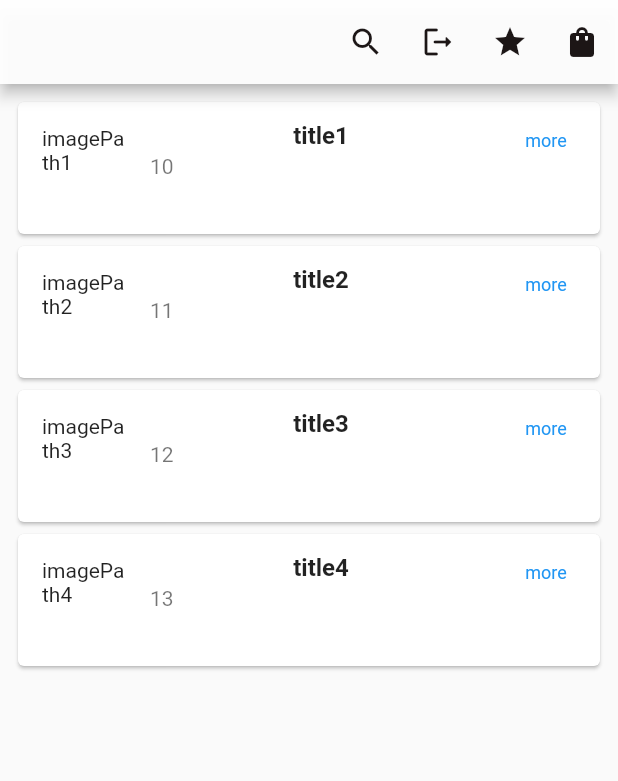
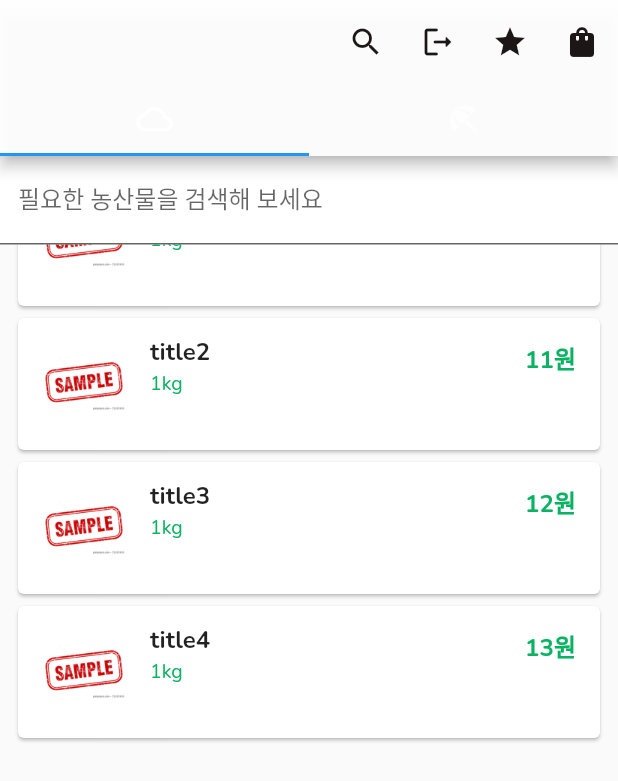
Before and after one commit to Hayun218/C-REAL, a Flutter app: the screen it shows after launch, after a tap on the "search" icon, on a phone screen of 412 x 824 dp. Shown: the top 781 px of the screen. Run offline on Flutter 3.47's test engine with Material 2 defaults, Android fonts, the phone set to English and light mode, and no system bars; our stand-ins replace firebase_core, get, get_storage, google_fonts; accounts and stored records are empty; statements that could not run were skipped.

Commit message:
home update

```diff
--- a/c_real/lib/home.dart
+++ b/c_real/lib/home.dart
@@ -1,3 +1,4 @@
+import 'package:c_real/home_detail.dart';
 import 'package:flutter/material.dart';
 import 'package:get/get.dart';
 import 'consumer.dart';
@@ -12,8 +13,17 @@ class HomePage extends StatefulWidget {
   HomePageState createState() => HomePageState();
 }
 
-class HomePageState extends State<HomePage> {
+class HomePageState extends State<HomePage> with TickerProviderStateMixin {
   AuthenticationManager _authManager = Get.find();
+
+  bool _isSearchActivated = false;
+  late TabController _tabController;
+
+  @override
+  void initState() {
+    super.initState();
+    _tabController = TabController(length: 2, vsync: this);
+  }
 
   List<Card> _buildGridCards(int count) {
     List<Card> cards = List.generate(
@@ -34,10 +44,10 @@ class HomePageState extends State<HomePage> {
                   children: <Widget>[
                     Text(
                       'Title',
-                      style: NonCustomFont(),
+                      style: NunitoProductTitle(),
                     ),
                     SizedBox(height: 8.0),
-                    Text('Secondary Text', style: NonCustomFont()),
+                    Text('Secondary Text', style: NunitoProductTitle()),
                   ],
                 ),
               ),
@@ -51,50 +61,61 @@ class HomePageState extends State<HomePage> {
 
   Widget _ListViewCard(BuildContext context, int index) {
     return Card(
+      child: InkWell(
+        onTap: () {
+          Navigator.of(context).push(
+            MaterialPageRoute(
+              builder: (context) => HomeDetailPage(
+                product: fruitProductList[index],
+              ),
+            ),
+          );
+        },
         child: ListTile(
           leading: Hero(
-          tag: productList[index].imagePath,
+            tag: fruitProductList[index].price,
             child: Material(
               color: Colors.transparent,
               child: AspectRatio(
                 aspectRatio: 1,
-              child: Text(productList[index].imagePath),
+                child: Image.asset("assets/images/55205930.jpg"),
               ),
             ),
           ),
           title: Column(
+            mainAxisAlignment: MainAxisAlignment.start,
+            crossAxisAlignment: CrossAxisAlignment.start,
             children: [
               // StarCount(starNum: product.starCount, size: 10),
               Text(
-              productList[index].title,
-              style: TextStyle(fontWeight: FontWeight.bold),
+                fruitProductList[index].title,
+                style: NunitoProductTitle(),
               ),
             ],
           ),
-        subtitle: Text(productList[index].price),
-        trailing: SizedBox(
-          height: 20,
-          width: 40,
-          child: TextButton(
-            style: TextButton.styleFrom(
-              padding: EdgeInsets.all(0.0),
-              textStyle: const TextStyle(fontSize: 12),
+          subtitle: Text(
+            "${fruitProductList[index].kiloWeight}kg",
+            style: NunitoProductKiloweight(),
           ),
-            child: const Text('more'),
-            onPressed: () {
-              // Navigator.push(
-              //     context,
-              //     MaterialPageRoute(
-              //         builder: (context) => HomeDetailPage(
-              //               product: product,
-              //             )));
-            },
-          ),
+          trailing: Text(
+            "${fruitProductList[index].price}원",
+            style: NunitoProductPrice(),
           ),
           isThreeLine: true,
         ),
+      ),
     );
   }
+
+  TabBar get _tabBar => TabBar(
+        isScrollable: true,
+        indicatorColor: Colors.black,
+        labelColor: Colors.black,
+        tabs: [
+          Container(height: 50, width: 48, child: Center(child: Text('채소'))),
+          Container(height: 50, width: 48, child: Center(child: Text('과일'))),
+        ],
+      );
 
   @override
   Widget build(BuildContext context) {
@@ -102,7 +123,11 @@ class HomePageState extends State<HomePage> {
         appBar: AppBar(
           actions: [
             IconButton(
-            onPressed: () {},
+              onPressed: () {
+                setState(() {
+                  _isSearchActivated = !_isSearchActivated;
+                });
+              },
               icon: Icon(Icons.search),
             ),
             IconButton(
@@ -131,20 +156,91 @@ class HomePageState extends State<HomePage> {
               icon: Icon(Icons.shopping_bag),
             )
           ],
+          bottom: TabBar(
+            controller: _tabController,
+            tabs: const <Widget>[
+              Tab(
+                icon: Icon(Icons.cloud_outlined),
               ),
-      body: Container(
+              Tab(
+                icon: Icon(Icons.beach_access_sharp),
+              ),
+            ],
+          ),
+        ),
+        body: TabBarView(controller: _tabController, children: [
+          Container(
             height: MediaQuery.of(context).size.height,
             width: MediaQuery.of(context).size.width,
-        child: Expanded(
+            child: Stack(
+              children: [
+                Column(
+                  children: [
+                    /*
+                    Container(
+                        padding: const EdgeInsets.only(top: 30.0),
+                        width: MediaQuery.of(context).size.width,
+                        child: DefaultTabController(length: 2, child: _tabBar)),
+                        */
+                    Expanded(
                       child: ListView.builder(
                         padding: EdgeInsets.all(8),
-            itemCount: productList.length,
+                        itemCount: fruitProductList.length,
                         itemBuilder: (context, index) {
                           return _ListViewCard(context, index);
                         },
                       ),
                     ),
+                  ],
                 ),
+                _isSearchActivated
+                    ? TextField(
+                        decoration: InputDecoration(
+                            labelText: '필요한 농산물을 검색해 보세요',
+                            filled: true,
+                            fillColor: Colors.white),
+                      )
+                    : Container(),
+              ],
+            ),
+          ),
+          Container(
+            height: MediaQuery.of(context).size.height,
+            width: MediaQuery.of(context).size.width,
+            child: Stack(
+              children: [
+                Column(
+                  children: [
+                    /*
+                    Container(
+                        padding: const EdgeInsets.only(top: 30.0),
+                        width: MediaQuery.of(context).size.width,
+                        child: DefaultTabController(length: 2, child: _tabBar)),
+                        */
+                    Expanded(
+                      child: ListView.builder(
+                        padding: EdgeInsets.all(8),
+                        itemCount: fruitProductList.length,
+                        itemBuilder: (context, index) {
+                          return _ListViewCard(context, index);
+                        },
+                      ),
+                    ),
+                  ],
+                ),
+                _isSearchActivated
+                    ? TextField(
+                        decoration: InputDecoration(
+                            labelText: '필요한 농산물을 검색해 보세요',
+                            filled: true,
+                            fillColor: Colors.white),
+                      )
+                    : Container(),
+              ],
+            ),
+          ),
+        ])
+        //
         // Expanded(
         //   child: GridView.count(
         //     crossAxisCount: 2,
@@ -159,15 +255,45 @@ class HomePageState extends State<HomePage> {
 }
 
 class Product {
-  const Product(this.imagePath, this.price, this.title);
+  Product({
+    required this.imagePath,
+    required this.price,
+    required this.title,
+    required this.kiloWeight,
+    bool isFavorited = false,
+  });
   final String imagePath;
   final String price;
   final String title;
+  final String kiloWeight;
+  bool isFavorited = false;
 }
 
-List<Product> productList = [
-  Product('imagePath1', '10', 'title1'),
-  Product('imagePath2', '11', 'title2'),
-  Product('imagePath3', '12', 'title3'),
-  Product('imagePath4', '13', 'title4'),
+List<Product> fruitProductList = [
+  Product(
+    imagePath: 'assets/images/55205930.jpg',
+    price: '10',
+    title: 'title1',
+    kiloWeight: "1",
+  ),
+  Product(
+    imagePath: 'assets/images/55205930.jpg',
+    price: '11',
+    title: 'title2',
+    kiloWeight: "1",
+  ),
+  Product(
+    imagePath: 'assets/images/55205930.jpg',
+    price: '12',
+    title: 'title3',
+    kiloWeight: "1",
+  ),
+  Product(
+    imagePath: 'assets/images/55205930.jpg',
+    price: '13',
+    title: 'title4',
+    kiloWeight: "1",
+  ),
 ];
+
+List<Product> favoriteProductList = [];
--- a/c_real/lib/theme.dart
+++ b/c_real/lib/theme.dart
@@ -1,5 +1,7 @@
 import 'package:flutter/material.dart';
 import 'package:google_fonts/google_fonts.dart';
+
+//
 
 TextStyle CustomFont(double fontsize, double height, double letterSpacing) {
   return TextStyle(
@@ -9,10 +11,28 @@ TextStyle CustomFont(double fontsize, double height, double letterSpacing) {
       fontWeight: FontWeight.w400);
 }
 
-TextStyle NonCustomFont() {
-  return TextStyle(
-      fontSize: 12,
-      height: 12 / 12,
+TextStyle NunitoProductTitle() {
+  return GoogleFonts.nunito(
+      fontSize: 16,
+      height: 21.82 / 16,
+      letterSpacing: 0,
+      fontWeight: FontWeight.w700);
+}
+
+TextStyle NunitoProductKiloweight() {
+  return GoogleFonts.nunito(
+      color: Color(0xff0AB362),
+      fontSize: 13,
+      height: 17.73 / 13,
       letterSpacing: 0,
       fontWeight: FontWeight.w400);
 }
+
+TextStyle NunitoProductPrice() {
+  return GoogleFonts.nunito(
+      color: Color(0xff0AB362),
+      fontSize: 16,
+      height: 21.82 / 16,
+      letterSpacing: 0,
+      fontWeight: FontWeight.w700);
+}
```
Also changed, not shown: c_real/lib/home_detail.dart (added, +132 -0 lines), c_real/lib/firebase_options.dart (added), 2 other files. Lines whose indentation alone changed are shown as unchanged.
